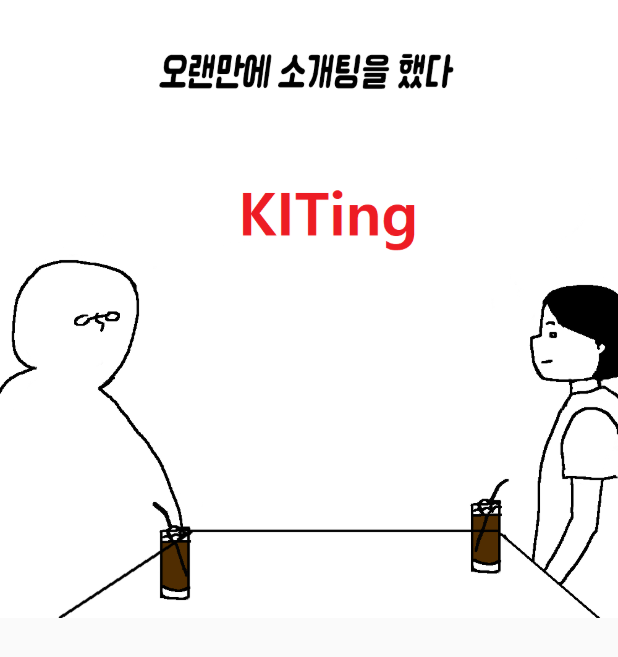
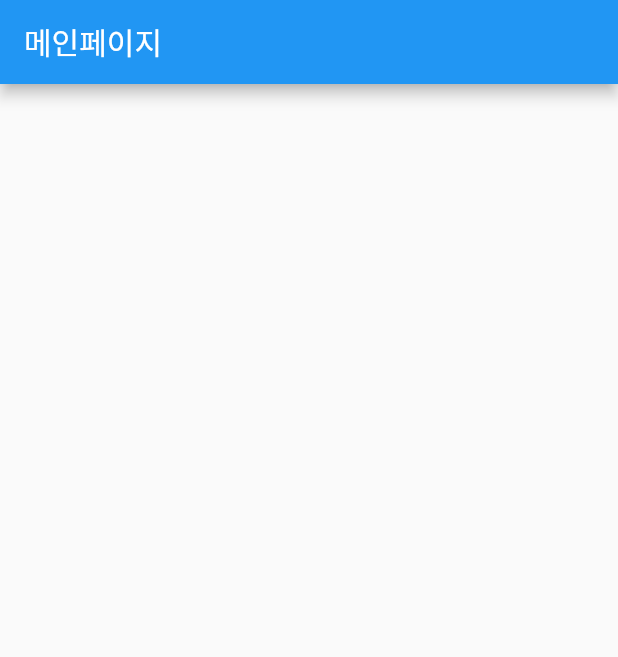
Before and after one commit to CHYIJE/kiting, a Flutter app: the screen it shows after launch, on a phone screen of 412 x 824 dp. Shown: the top 657 px of the screen. Run offline on Flutter 3.47's test engine with Material 2 defaults, Android fonts, the phone set to English and light mode, and no system bars; our stand-ins replace get.

Commit message:
랜딩페이지 자동 넘기기

```diff
--- a/lib/main.dart
+++ b/lib/main.dart
@@ -1,4 +1,5 @@
 import 'package:flutter/material.dart';
+import 'package:get/get.dart';
 import 'package:kiting/landingpage.dart';
 
 void main() {
@@ -11,7 +12,7 @@ class MyApp extends StatelessWidget {
   // This widget is the root of your application.
   @override
   Widget build(BuildContext context) {
-    return MaterialApp(
+    return GetMaterialApp(
       home: LandingPage(),
     );
   }
--- /dev/null
+++ b/lib/mainpage.dart
@@ -0,0 +1,16 @@
+import 'package:flutter/material.dart';
+
+class MainPage extends StatefulWidget {
+
+  @override
+  _MainPageState createState() => _MainPageState();
+}
+
+class _MainPageState extends State<MainPage> {
+  @override
+  Widget build(BuildContext context) {
+     return Scaffold(
+       appBar:  AppBar(title: Text('메인페이지'),),
+     );
+  }
+}
--- a/pubspec.yaml
+++ b/pubspec.yaml
@@ -35,7 +35,7 @@ dependencies:
   # The following adds the Cupertino Icons font to your application.
   # Use with the CupertinoIcons class for iOS style icons.
   cupertino_icons: ^1.0.2
-
+  get : ^4.6.5
 dev_dependencies:
   flutter_test:
     sdk: flutter
```
Also changed, not shown: lib/landingpage.dart (+22 -3 lines), pubspec.lock.
